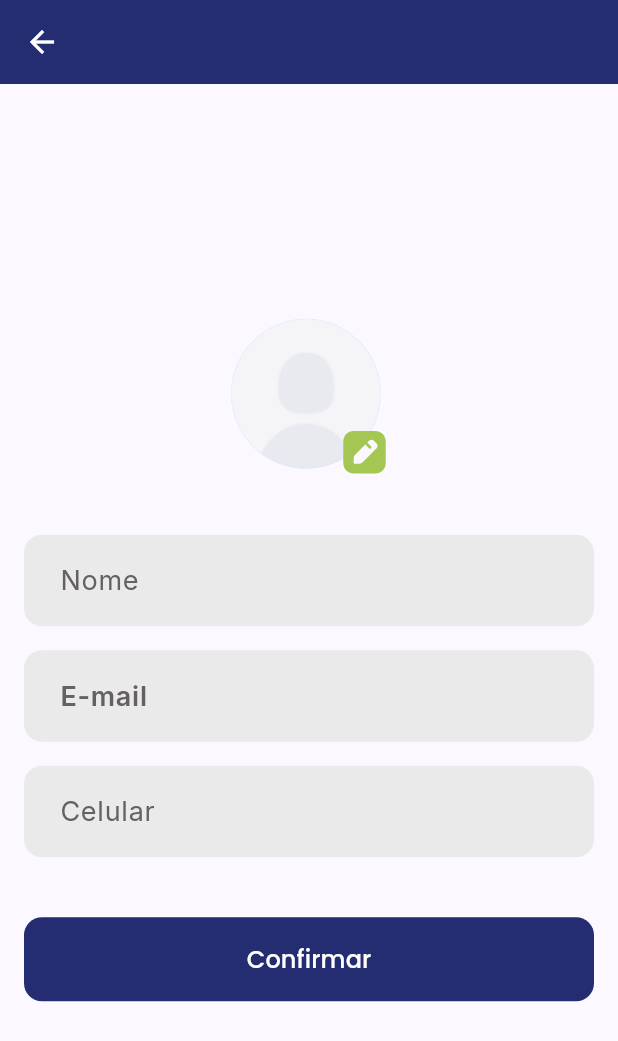
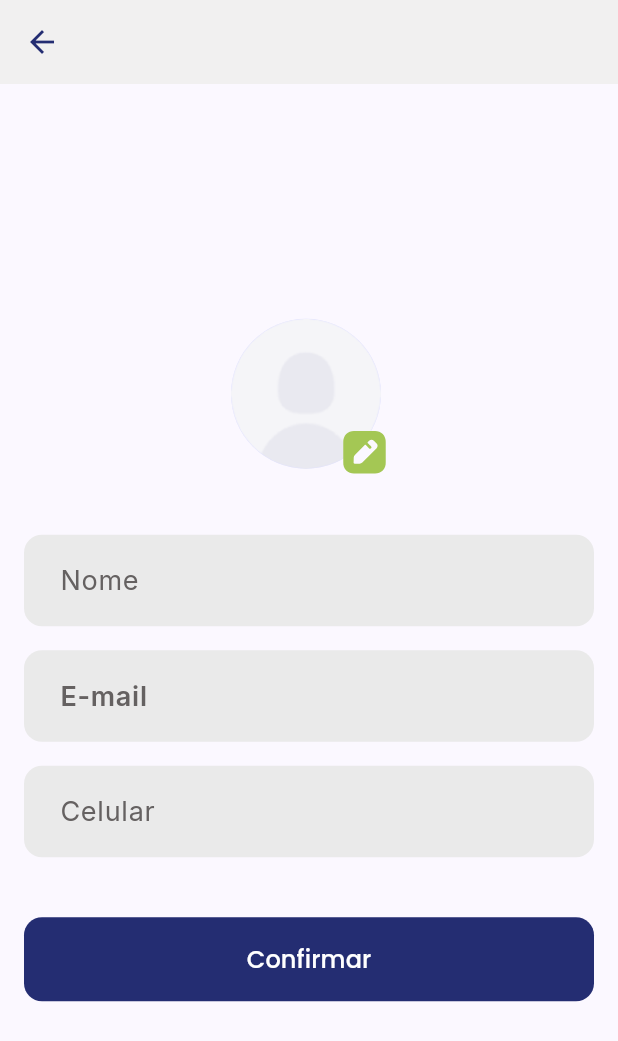
Before and after one commit to JosinaldoRocha/Control-concierge-agents, a Flutter app: the ProfileComponent widget shown alone on an empty page, opened directly, after a tap on an icon or button, on a phone screen of 412 x 824 dp. Shown: the top 1041 px of the screen. Run offline on Flutter 3.47's test engine with Material 3 defaults, Android fonts, the phone set to English and light mode, and no system bars; our stand-ins replace brasil_fields, cached_network_image, cloud_firestore, dartz, dropdown_textfield, firebase_auth and 9 more; accounts and stored records are empty.

Commit message:
feat: I renamed the entire profile completion flow to update profile and deleted the edit profile flow. Organized folders and files related to the update profile flow according to the changes described

```diff
--- a/lib/app/presentation/home/views/components/profile_component.dart
+++ b/lib/app/presentation/home/views/components/profile_component.dart
@@ -77,7 +77,7 @@ class _ProfileComponentState extends ConsumerState<ProfileComponent> {
                     onTap: () {
                       Navigator.pushNamed(
                         context,
-                        '/profile/edit',
+                        '/profile/update',
                         arguments: data,
                       );
                     },
--- a/lib/app/presentation/profile/provider/profile_provider.dart
+++ b/lib/app/presentation/profile/provider/profile_provider.dart
@@ -1,19 +1,10 @@
 import 'package:control_concierge_agents/app/data/providers/data_provider.dart';
-import 'package:control_concierge_agents/app/presentation/profile/states/complete/complete_profile_state_notifier.dart';
+import 'package:control_concierge_agents/app/presentation/profile/states/update_user_profile_state_notifier.dart';
 import 'package:flutter_riverpod/flutter_riverpod.dart';
 
-import '../states/edit/edit_user_state_notifier.dart';
-
-final editUserProvider =
-    StateNotifierProvider<EditUserStateNotifier, EditUserState>(
-  (ref) => EditUserStateNotifier(
+final updateUserProfileProvider = StateNotifierProvider<
+    UpdateUserProfileStateNotifier, UpdateUserProfileState>(
+  (ref) => UpdateUserProfileStateNotifier(
     dataSource: ref.read(userDataSourceProvider),
   ),
 );
-
-final completeProfileProvider =
-    StateNotifierProvider<CompleteProfileStateNotifier, CompleteProfileState>(
-  (ref) => CompleteProfileStateNotifier(
-    dataSource: ref.read(userDataSourceProvider),
-  ),
-);
--- a/lib/app/presentation/profile/routes/profile_routes.dart
+++ b/lib/app/presentation/profile/routes/profile_routes.dart
@@ -1,7 +1,6 @@
 import 'package:flutter/material.dart';
 import '../../../core/navigator/navigator.dart';
-import '../views/pages/complete/complete_profile_page.dart';
-import '../views/pages/edit/edit_profile_page.dart';
+import '../views/pages/update_user_profile_page.dart';
 
 class ProfileRoutes extends IModuleRoutes {
   @override
@@ -9,10 +8,7 @@ class ProfileRoutes extends IModuleRoutes {
 
   @override
   Map<String, Widget Function(BuildContext context)> get routes => {
-        '/edit': (context) => EditUserProfilePage(
-              user: getArgs(context),
-            ),
-        '/complete': (context) => CompleteProfilePage(
+        '/update': (context) => UpdateUserProfilePage(
               user: getArgs(context),
             ),
       };
--- a/lib/app/presentation/profile/views/pages/edit/edit_profile_page.dart
+++ /dev/null
@@ -1,148 +0,0 @@
-import 'dart:io';
-
-import 'package:control_concierge_agents/app/data/models/user_model.dart';
-import 'package:control_concierge_agents/app/presentation/profile/provider/profile_provider.dart';
-import 'package:control_concierge_agents/app/presentation/profile/states/edit/edit_user_state_notifier.dart';
-import 'package:control_concierge_agents/app/presentation/profile/views/widgets/select_user_image_widget.dart';
-import 'package:flutter/material.dart';
-import 'package:flutter_riverpod/flutter_riverpod.dart';
-import 'package:image_picker/image_picker.dart';
-
-import '../../../../../core/helpers/helpers.dart';
-import '../../../../../core/style/app_colors.dart';
-import '../../../../../widgets/button/button_widget.dart';
-import '../../../../../widgets/input/input_formatters.dart';
-import '../../../../../widgets/input/input_validators.dart';
-import '../../../../../widgets/input/input_widget.dart';
-import '../../../../../widgets/snack_bar/app_snack_bar_widget.dart';
-import '../../../../../widgets/spacing/vertical_space_widget.dart';
-
-class EditUserProfilePage extends ConsumerStatefulWidget {
-  const EditUserProfilePage({
-    super.key,
-    required this.user,
-  });
-
-  final UserModel user;
-
-  @override
-  ConsumerState<ConsumerStatefulWidget> createState() =>
-      _EditUserProfilePageState();
-}
-
-class _EditUserProfilePageState extends ConsumerState<EditUserProfilePage> {
-  var nameController = TextEditingController();
-  var emailController = TextEditingController();
-  var phoneNumberController = TextEditingController();
-  final _formKey = GlobalKey<FormState>();
-  File? image;
-
-  @override
-  void initState() {
-    super.initState();
-
-    nameController = TextEditingController(text: widget.user.name);
-    emailController = TextEditingController(text: widget.user.email);
-    phoneNumberController =
-        TextEditingController(text: widget.user.phoneNumber);
-    image = widget.user.photoUrl != null ? File(widget.user.photoUrl!) : null;
-  }
-
-  Future<void> getImage() async {
-    final pickedFile = await ImagePicker()
-        .pickImage(source: ImageSource.gallery, imageQuality: 30);
-
-    if (pickedFile != null) {
-      setState(() {
-        image = File(pickedFile.path);
-      });
-    }
-  }
-
-  listen() {
-    ref.listen<EditUserState>(
-      editUserProvider,
-      (previous, next) {
-        next.maybeWhen(
-          loadSuccess: (data) {
-            Navigator.of(context).pushReplacementNamed('/home');
-          },
-          loadFailure: (message) {
-            AppSnackBar.show(
-              context,
-              'Não foi possível atualizar seus dados. Tente novamente!',
-              AppColor.error,
-            );
-          },
-          orElse: () {},
-        );
-      },
-    );
-  }
-
-  @override
-  Widget build(BuildContext context) {
-    listen();
-    final state = ref.watch(editUserProvider);
-
-    return Scaffold(
-      appBar: AppBar(),
-      body: Padding(
-        padding: const EdgeInsets.all(16),
-        child: Form(
-          key: _formKey,
-          child: Center(
-            child: ListView(
-              shrinkWrap: true,
-              children: [
-                SelectUserImageWidget(
-                  image: image,
-                  onTap: getImage,
-                ),
-                const SpaceVertical.x10(),
-                InputWidget(
-                  controller: nameController,
-                  hintText: 'Nome',
-                  validator: InputValidators.fullName,
-                ),
-                const SpaceVertical.x4(),
-                InputWidget(
-                  controller: emailController,
-                  hintText: 'E-mail',
-                  validator: InputValidators.email,
-                  isEnabled: false,
-                ),
-                const SpaceVertical.x4(),
-                InputWidget(
-                  controller: phoneNumberController,
-                  hintText: 'Celular',
-                  inputFormatters: [InputFormatters.phone()],
-                  keyboardType: TextInputType.phone,
-                ),
-                const SpaceVertical.x10(),
-                ButtonWidget(
-                  isLoading: state is CommonStateLoadInProgress,
-                  title: 'Confirmar',
-                  onTap: () {
-                    if (_formKey.currentState!.validate()) {
-                      final user = UserModel(
-                        id: widget.user.id,
-                        name: nameController.text,
-                        photoUrl: image?.path,
-                        phoneNumber: phoneNumberController.text,
-                        email: emailController.text,
-                        createdAt: widget.user.createdAt,
-                      );
-
-                      ref.read(editUserProvider.notifier).load(user: user);
-                    }
-                  },
-                ),
-              ],
-            ),
-          ),
-        ),
-      ),
-    );
-  }
-}
--- a/lib/app/presentation/profile/views/pages/complete/complete_profile_page.dart
+++ b/lib/app/presentation/profile/views/pages/update_user_profile_page.dart
@@ -1,46 +1,57 @@
 import 'dart:io';
 
-import 'package:control_concierge_agents/app/presentation/profile/provider/profile_provider.dart';
-import 'package:control_concierge_agents/app/presentation/profile/states/complete/complete_profile_state_notifier.dart';
-import 'package:firebase_auth/firebase_auth.dart';
+import 'package:control_concierge_agents/app/presentation/authentication/provider/auth_provider.dart';
+import 'package:control_concierge_agents/app/presentation/authentication/states/authentication/check_authentication_state_notifier.dart';
 import 'package:flutter/material.dart';
 import 'package:flutter_riverpod/flutter_riverpod.dart';
 import 'package:image_picker/image_picker.dart';
 
-import '../../../../../core/helpers/helpers.dart';
-import '../../../../../core/style/app_colors.dart';
-import '../../../../../data/models/user_model.dart';
-import '../../../../../widgets/button/button_widget.dart';
-import '../../../../../widgets/input/input_formatters.dart';
-import '../../../../../widgets/input/input_validators.dart';
-import '../../../../../widgets/input/input_widget.dart';
-import '../../../../../widgets/snack_bar/app_snack_bar_widget.dart';
-import '../../../../../widgets/spacing/vertical_space_widget.dart';
-import '../../widgets/select_user_image_widget.dart';
+import 'package:control_concierge_agents/app/presentation/profile/provider/profile_provider.dart';
+import 'package:control_concierge_agents/app/presentation/profile/states/update_user_profile_state_notifier.dart';
 
-class CompleteProfilePage extends ConsumerStatefulWidget {
-  const CompleteProfilePage({
+import '../../../../core/helpers/helpers.dart';
+import '../../../../core/style/app_colors.dart';
+import '../../../../data/models/user_model.dart';
+import '../../../../widgets/button/button_widget.dart';
+import '../../../../widgets/input/input_formatters.dart';
+import '../../../../widgets/input/input_validators.dart';
+import '../../../../widgets/input/input_widget.dart';
+import '../../../../widgets/snack_bar/app_snack_bar_widget.dart';
+import '../../../../widgets/spacing/vertical_space_widget.dart';
+import '../widgets/select_user_image_widget.dart';
+
+class UpdateUserProfilePage extends ConsumerStatefulWidget {
+  const UpdateUserProfilePage({
     super.key,
     required this.user,
   });
-  final User user;
+  final UserModel? user;
 
   @override
   ConsumerState<ConsumerStatefulWidget> createState() =>
-      _CompleteProfilePageState();
+      _UpdateUserProfilePageState();
 }
 
-class _CompleteProfilePageState extends ConsumerState<CompleteProfilePage> {
-  final nameController = TextEditingController();
+class _UpdateUserProfilePageState extends ConsumerState<UpdateUserProfilePage> {
+  var nameController = TextEditingController();
   var emailController = TextEditingController();
-  final phoneNumberController = TextEditingController();
+  var phoneNumberController = TextEditingController();
   final _formKey = GlobalKey<FormState>();
   File? image;
 
   @override
   void initState() {
     super.initState();
-    emailController = TextEditingController(text: widget.user.email);
+    if (widget.user != null) {
+      final user = widget.user!;
+      nameController = TextEditingController(text: user.name);
+      emailController = TextEditingController(text: user.email);
+      phoneNumberController = TextEditingController(text: user.phoneNumber);
+      image = user.photoUrl != null ? File(user.photoUrl!) : null;
+    } else {
+      final authUser = ref.read(authenticationState) as IsLogged;
+      emailController = TextEditingController(text: authUser.user!.email);
+    }
   }
 
   Future<void> getImage() async {
@@ -55,8 +66,8 @@ class _CompleteProfilePageState extends ConsumerState<CompleteProfilePage> {
   }
 
   listen() {
-    ref.listen<CompleteProfileState>(
-      completeProfileProvider,
+    ref.listen<UpdateUserProfileState>(
+      updateUserProfileProvider,
       (previous, next) {
         next.maybeWhen(
           loadSuccess: (data) {
@@ -65,7 +76,9 @@ class _CompleteProfilePageState extends ConsumerState<CompleteProfilePage> {
           loadFailure: (message) {
             AppSnackBar.show(
               context,
-              'Não foi possível completar seu perfil. Tente novamente!',
+              widget.user != null
+                  ? 'Não foi possível completar seu perfil. Tente novamente!'
+                  : 'Não foi possível atualizar seu perfil. Tente novamente!',
               AppColor.error,
             );
           },
@@ -77,10 +90,17 @@ class _CompleteProfilePageState extends ConsumerState<CompleteProfilePage> {
 
   @override
   Widget build(BuildContext context) {
-    final state = ref.watch(completeProfileProvider);
+    final state = ref.watch(updateUserProfileProvider);
+
     listen();
 
     return Scaffold(
+      appBar: widget.user != null
+          ? AppBar(
+              backgroundColor: AppColor.bgColor,
+              foregroundColor: AppColor.primary,
+            )
+          : null,
       body: Padding(
         padding: const EdgeInsets.all(16),
         child: Form(
@@ -120,7 +140,7 @@ class _CompleteProfilePageState extends ConsumerState<CompleteProfilePage> {
                   onTap: () {
                     if (_formKey.currentState!.validate()) {
                       final user = UserModel(
-                        id: widget.user.uid,
+                        id: '',
                         name: nameController.text,
                         photoUrl: image?.path,
                         phoneNumber: phoneNumberController.text,
@@ -129,7 +149,7 @@ class _CompleteProfilePageState extends ConsumerState<CompleteProfilePage> {
                       );
 
                       ref
-                          .read(completeProfileProvider.notifier)
+                          .read(updateUserProfileProvider.notifier)
                           .load(user: user);
                     }
                   },
--- a/lib/app/presentation/splash/views/pages/splash_page.dart
+++ b/lib/app/presentation/splash/views/pages/splash_page.dart
@@ -29,8 +29,7 @@ class _SplashPageState extends ConsumerState<SplashPage> {
             Navigator.of(context).pushReplacementNamed('/home');
           } else {
             Navigator.of(context).pushReplacementNamed(
-              '/profile/complete',
-              arguments: next.user,
+              '/profile/update',
             );
           }
         } else if (next is IsNotLogged) {
```
Also changed, not shown: lib/app/data/data_source/user_data_source.dart (+8 -26 lines), lib/app/presentation/profile/states/complete/complete_profile_state_notifier.dart (deleted, +0 -23 lines), lib/app/presentation/profile/states/edit/edit_user_state_notifier.dart (deleted, +0 -23 lines), lib/app/presentation/profile/states/update_user_profile_state_notifier.dart (added, +24 -0 lines).
